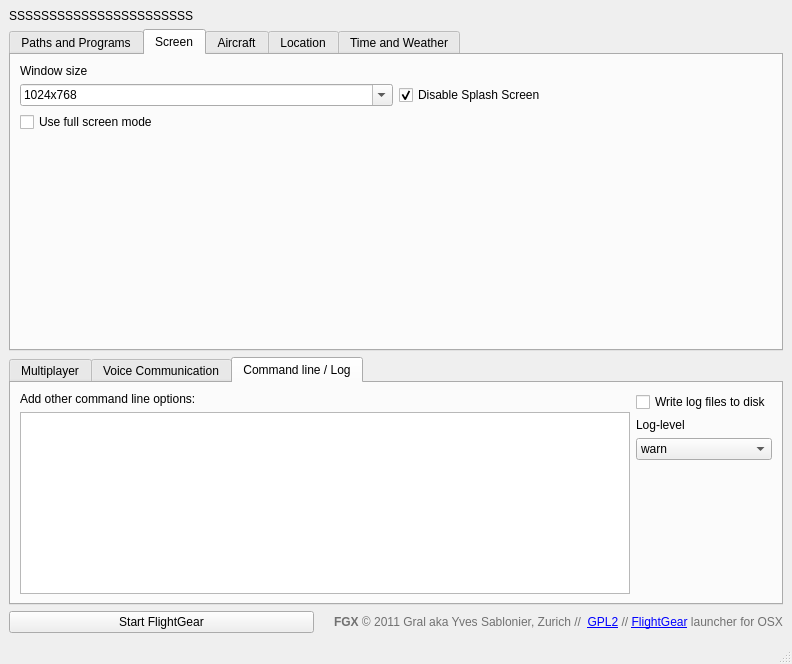
First picture: the form in src/fgx.ui, repository fgx/fgx, before the edit.
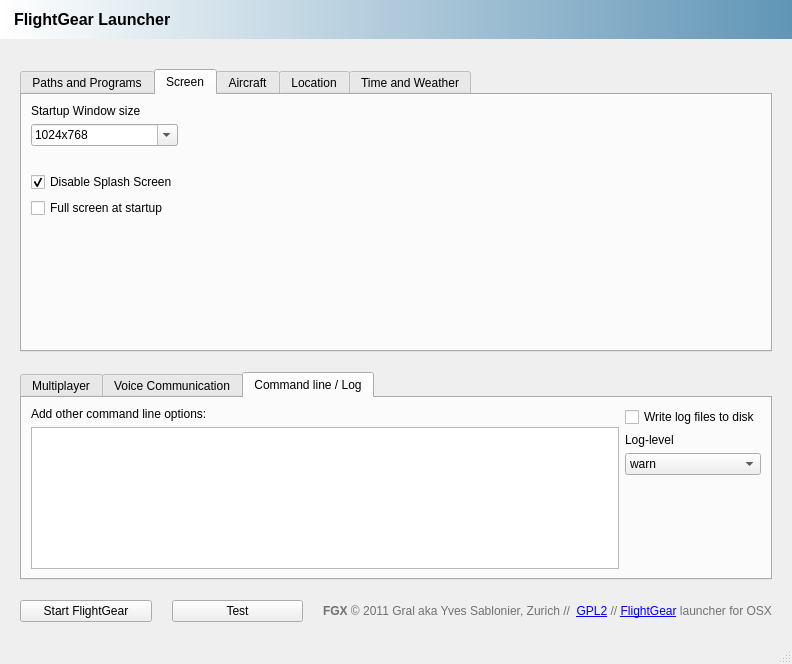
Second picture: the form after the edit. The open tabs and pages were chosen to show the change. Icons and pictures are not drawn.

The edit to the form file:
```diff
--- a/src/fgx.ui
+++ b/src/fgx.ui
@@ -27,14 +27,20 @@
    <enum>QTabWidget::Rounded</enum>
   </property>
   <widget class="QWidget" name="centralwidget">
-   <layout class="QVBoxLayout" name="verticalLayout">
+   <layout class="QVBoxLayout" name="verticalLayout_7">
+    <property name="spacing">
+     <number>10</number>
+    </property>
+    <property name="margin">
+     <number>0</number>
+    </property>
     <item>
      <widget class="QLabel" name="fgx_logo">
       <property name="styleSheet">
-       <string notr="true"/>
+       <string notr="true">padding: 10px; fint-family: monospace; font-size: 12pt; font-weight: bold; background-color: qlineargradient(x1: 0, y1: 0, x2: 1, y2: 0, stop: 0 white, stop: 1 #6095B6);</string>
       </property>
       <property name="text">
-       <string>SSSSSSSSSSSSSSSSSSSSSSS</string>
+       <string>FlightGear Launcher</string>
       </property>
       <property name="pixmap">
        <pixmap>../../originaldateien/logo-version-release22.png</pixmap>
@@ -45,6 +51,14 @@
      </widget>
     </item>
     <item>
+     <layout class="QVBoxLayout" name="verticalLayout">
+      <property name="spacing">
+       <number>20</number>
+      </property>
+      <property name="margin">
+       <number>20</number>
+      </property>
+      <item>
      <widget class="QTabWidget" name="tabs">
       <property name="autoFillBackground">
        <bool>true</bool>
@@ -76,7 +90,7 @@
        </attribute>
        <layout class="QGridLayout" name="gridLayout_4">
         <item row="0" column="0">
-         <widget class="QLabel" name="label">
+           <widget class="QLabel" name="lblFgPAth">
           <property name="text">
            <string>Directory of FlightGear binary (fgfs)</string>
           </property>
@@ -114,7 +128,7 @@
          </widget>
         </item>
         <item row="2" column="0">
-         <widget class="QLabel" name="label_2">
+           <widget class="QLabel" name="lblFgRoot">
           <property name="text">
            <string>Path to FlightGear data (fgdata)</string>
           </property>
@@ -134,16 +148,6 @@
           </property>
          </widget>
         </item>
-        <item row="3" column="1" rowspan="3">
-         <widget class="QPushButton" name="set_fgdata_path_Button">
-          <property name="toolTip">
-           <string>Click this when you enter a new path to flightgear data. Will refresh aircraft and airport list with the new fgdata path (if exists!)</string>
-          </property>
-          <property name="text">
-           <string>refresh</string>
-          </property>
-         </widget>
-        </item>
         <item row="6" column="0">
          <spacer name="verticalSpacer_5">
           <property name="orientation">
@@ -151,8 +155,8 @@
           </property>
           <property name="sizeHint" stdset="0">
            <size>
-            <width>663</width>
-            <height>44</height>
+              <width>636</width>
+              <height>11</height>
            </size>
           </property>
          </spacer>
@@ -181,8 +185,8 @@
           </property>
           <property name="sizeHint" stdset="0">
            <size>
-            <width>663</width>
-            <height>44</height>
+              <width>636</width>
+              <height>34</height>
            </size>
           </property>
          </spacer>
@@ -194,21 +198,37 @@
           </property>
          </widget>
         </item>
+          <item row="3" column="1">
+           <widget class="QPushButton" name="buttonSettings">
+            <property name="toolTip">
+             <string>Click this when you enter a new path to flightgear data. Will refresh aircraft and airport list with the new fgdata path (if exists!)</string>
+            </property>
+            <property name="text">
+             <string>Settings</string>
+            </property>
+            <property name="icon">
+             <iconset resource="resources/icons.qrc">
+              <normaloff>:/icon/settings</normaloff>:/icon/settings</iconset>
+            </property>
+           </widget>
+          </item>
        </layout>
       </widget>
       <widget class="QWidget" name="tab_2">
        <attribute name="title">
         <string>Screen</string>
        </attribute>
-       <layout class="QGridLayout" name="gridLayout_6">
-        <item row="0" column="0">
+         <layout class="QHBoxLayout" name="horizontalLayout_3">
+          <item>
+           <layout class="QVBoxLayout" name="verticalLayout_6">
+            <item>
          <widget class="QLabel" name="labelWindow">
           <property name="text">
-           <string>Window size</string>
+               <string>Startup Window size</string>
           </property>
          </widget>
         </item>
-        <item row="1" column="0">
+            <item>
          <widget class="QComboBox" name="screenSize">
           <property name="editable">
            <bool>true</bool>
@@ -241,7 +261,23 @@
           </item>
          </widget>
         </item>
-        <item row="1" column="1">
+            <item>
+             <spacer name="verticalSpacer_12">
+              <property name="orientation">
+               <enum>Qt::Vertical</enum>
+              </property>
+              <property name="sizeType">
+               <enum>QSizePolicy::Fixed</enum>
+              </property>
+              <property name="sizeHint" stdset="0">
+               <size>
+                <width>20</width>
+                <height>20</height>
+               </size>
+              </property>
+             </spacer>
+            </item>
+            <item>
          <widget class="QCheckBox" name="disableSplashScreen">
           <property name="text">
            <string>Disable Splash Screen</string>
@@ -251,14 +287,14 @@
           </property>
          </widget>
         </item>
-        <item row="2" column="0">
+            <item>
          <widget class="QCheckBox" name="useFullScreen">
           <property name="text">
-           <string>Use full screen mode</string>
+               <string>Full screen at startup</string>
           </property>
          </widget>
         </item>
-        <item row="3" column="0">
+            <item>
          <spacer name="verticalSpacer_7">
           <property name="orientation">
            <enum>Qt::Vertical</enum>
@@ -266,7 +302,22 @@
           <property name="sizeHint" stdset="0">
            <size>
             <width>20</width>
-            <height>193</height>
+                <height>40</height>
+               </size>
+              </property>
+             </spacer>
+            </item>
+           </layout>
+          </item>
+          <item>
+           <spacer name="horizontalSpacer_2">
+            <property name="orientation">
+             <enum>Qt::Horizontal</enum>
+            </property>
+            <property name="sizeHint" stdset="0">
+             <size>
+              <width>566</width>
+              <height>20</height>
            </size>
           </property>
          </spacer>
@@ -332,7 +383,7 @@
           <property name="sizeHint" stdset="0">
            <size>
             <width>20</width>
-            <height>105</height>
+              <height>83</height>
            </size>
           </property>
          </spacer>
@@ -345,7 +396,7 @@
           <property name="sizeHint" stdset="0">
            <size>
             <width>20</width>
-            <height>104</height>
+              <height>83</height>
            </size>
           </property>
          </spacer>
@@ -412,7 +463,7 @@
           </property>
           <property name="sizeHint" stdset="0">
            <size>
-            <width>244</width>
+              <width>236</width>
             <height>46</height>
            </size>
           </property>
@@ -439,8 +490,8 @@
           </property>
           <property name="sizeHint" stdset="0">
            <size>
-            <width>244</width>
-            <height>54</height>
+              <width>236</width>
+              <height>11</height>
            </size>
           </property>
          </spacer>
@@ -671,7 +722,7 @@
           </property>
           <property name="sizeHint" stdset="0">
            <size>
-            <width>298</width>
+              <width>287</width>
             <height>20</height>
            </size>
           </property>
@@ -685,7 +736,7 @@
           <property name="sizeHint" stdset="0">
            <size>
             <width>20</width>
-            <height>107</height>
+              <height>64</height>
            </size>
           </property>
          </spacer>
@@ -1031,6 +1082,13 @@
         </property>
        </widget>
       </item>
+        <item>
+         <widget class="QPushButton" name="buttonTest">
+          <property name="text">
+           <string>Test</string>
+          </property>
+         </widget>
+        </item>
       <item>
        <widget class="QLabel" name="label_9">
         <property name="text">
@@ -1047,6 +1105,8 @@
          <set>Qt::TextBrowserInteraction</set>
         </property>
        </widget>
+        </item>
+       </layout>
       </item>
      </layout>
     </item>
```
Lines whose indentation alone changed are shown as unchanged.
